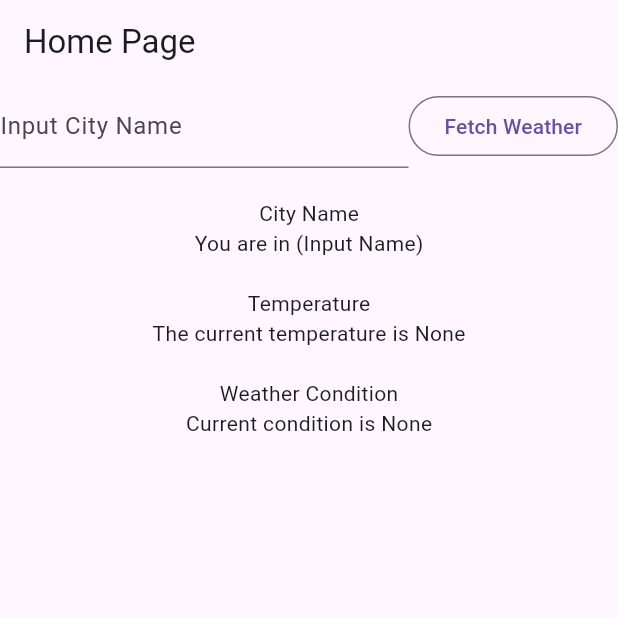
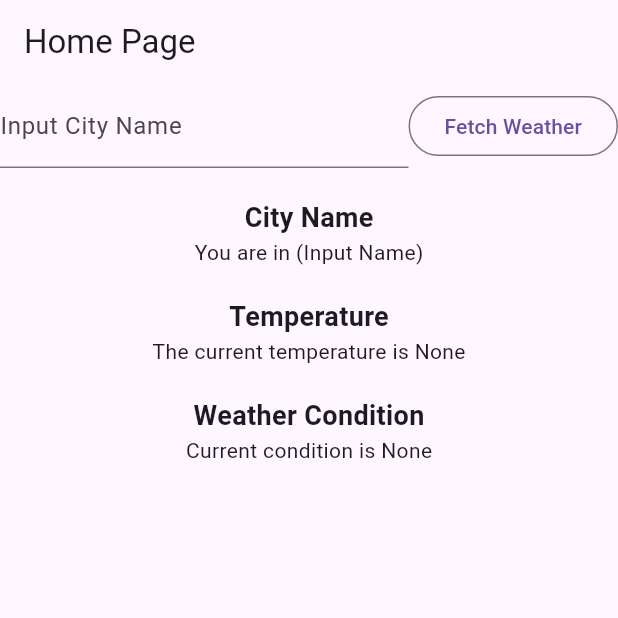
Before and after one commit to iKeiNagai/Mobile-Apps, a Flutter app: the screen it shows after launch, on a phone screen of 412 x 824 dp, the top half of it. Run offline on Flutter 3.47's test engine with Material 3 defaults, Android fonts, the phone set to English and light mode, and no system bars.

Commit message:
styled titles

```diff
--- a/weather_info_app/lib/main.dart
+++ b/weather_info_app/lib/main.dart
@@ -1,5 +1,6 @@
 import 'package:flutter/material.dart';
 import 'dart:math';
+
 void main() {
   runApp(MyApp());
 }
@@ -17,14 +18,14 @@ class MyApp extends StatelessWidget {
   }
 }
 
-List<String> _generated_weather(String _fetch){
-  List<String> all_info =[];
-  List<String> conditions =["Sunny","Cloudy", "Rainy"];
+List<String> _generated_weather(String _fetch) {
+  List<String> all_info = [];
+  List<String> conditions = ["Sunny", "Cloudy", "Rainy"];
   var random = Random();
 
   //generate number btw 15 and 30
   //temperature
-  int randTemp = 15 + random.nextInt(30-15+1);
+  int randTemp = 15 + random.nextInt(30 - 15 + 1);
   all_info.insert(0, randTemp.toString());
 
   //generate index and add it to list
@@ -68,7 +69,7 @@ class _HomePageState extends State<HomePage> {
                     onPressed: () {
                       setState(() {
                         city_name = _fetch.text;
-                        all_info=_generated_weather(city_name);
+                        all_info = _generated_weather(city_name);
                         temperature = all_info[0];
                         weather_condition = all_info[1];
                       });
@@ -77,13 +78,22 @@ class _HomePageState extends State<HomePage> {
               ],
             ),
             SizedBox(height: 20),
-            Text("City Name"),
+            Text(
+              "City Name",
+              style: TextStyle(fontWeight: FontWeight.bold, fontSize: 18),
+            ),
             Text("You are in $city_name"),
             SizedBox(height: 20),
-            Text("Temperature"),
+            Text(
+              "Temperature",
+              style: TextStyle(fontWeight: FontWeight.bold, fontSize: 18),
+            ),
             Text("The current temperature is $temperature"),
             SizedBox(height: 20),
-            Text("Weather Condition"),
+            Text(
+              "Weather Condition",
+              style: TextStyle(fontWeight: FontWeight.bold, fontSize: 18),
+            ),
             Text("Current condition is $weather_condition"),
           ],
         ),
```
